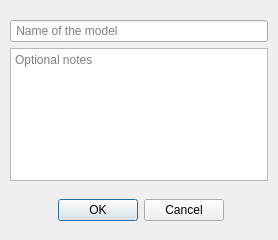
Qt form newmodeldlg.ui (Obson/MicroSim-GUI) before a commit.
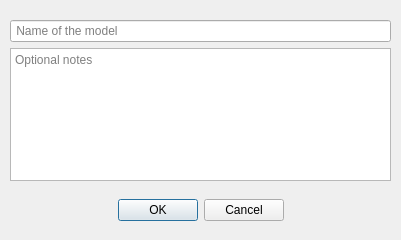
The same form after that commit.

What changed in the file:
```diff
--- a/newmodeldlg.ui
+++ b/newmodeldlg.ui
@@ -6,7 +6,7 @@
    <rect>
     <x>0</x>
     <y>0</y>
-    <width>278</width>
+    <width>401</width>
     <height>240</height>
    </rect>
   </property>
@@ -21,7 +21,7 @@
     <rect>
      <x>10</x>
      <y>190</y>
-     <width>261</width>
+     <width>381</width>
      <height>41</height>
     </rect>
    </property>
@@ -40,7 +40,7 @@
     <rect>
      <x>10</x>
      <y>20</y>
-     <width>258</width>
+     <width>381</width>
      <height>161</height>
     </rect>
    </property>
```
